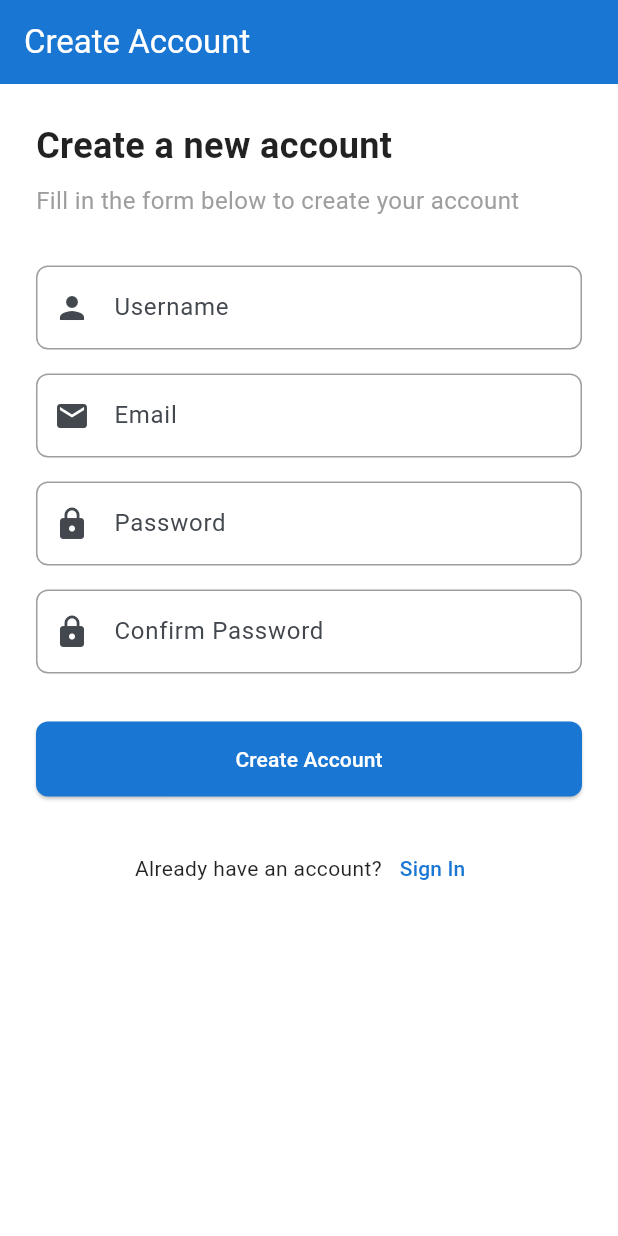
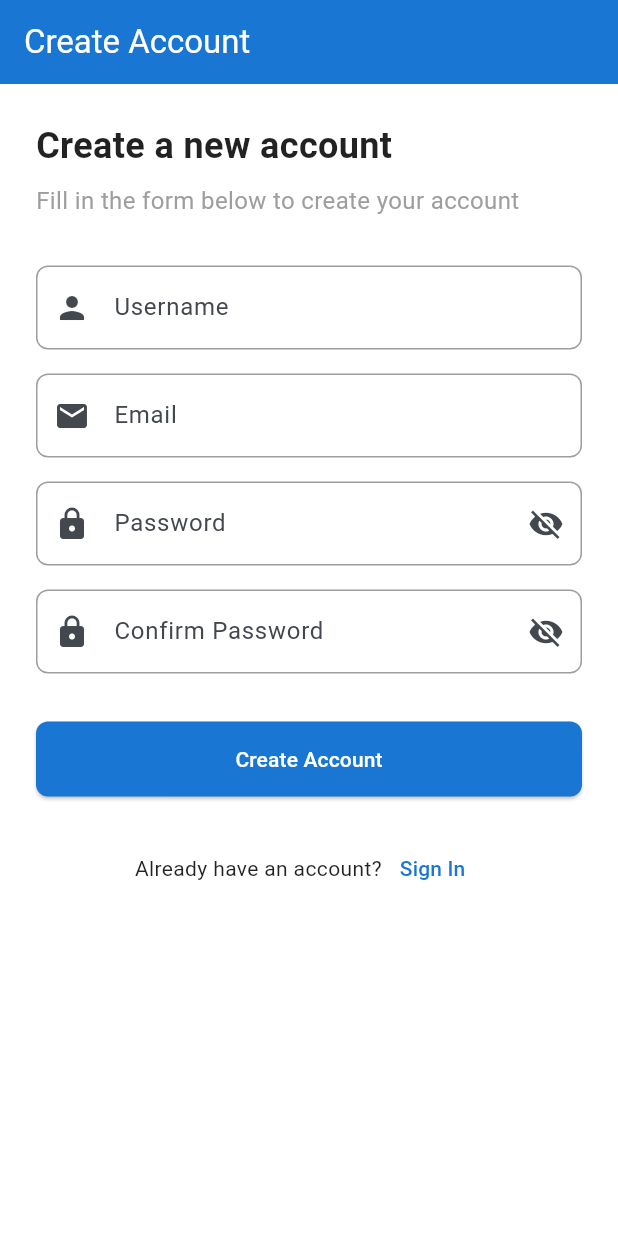
Before and after one commit to Catskill909/wordpress-login, a Flutter app: the screen it shows after launch, after a tap on "Sign Up", on a phone screen of 412 x 824 dp. Run offline on Flutter 3.47's test engine with Material 3 defaults, Android fonts, the phone set to English and light mode, and no system bars; drawn by our look-alikes of flutter_form_builder; our stand-ins replace dartz, dio, equatable, flutter_bloc, flutter_secure_storage, form_builder_validators and 3 more; accounts and stored records are empty.

Commit message:
added eye icons to password fields

```diff
--- a/wordpress_app/lib/presentation/pages/login_page.dart
+++ b/wordpress_app/lib/presentation/pages/login_page.dart
@@ -7,10 +7,16 @@ import 'package:wordpress_app/domain/blocs/auth/auth_bloc.dart';
 import 'package:wordpress_app/domain/blocs/auth/auth_event.dart';
 import 'package:wordpress_app/domain/blocs/auth/auth_state.dart';
 
-class LoginPage extends StatelessWidget {
-  LoginPage({super.key});
+class LoginPage extends StatefulWidget {
+  const LoginPage({super.key});
 
+  @override
+  State<LoginPage> createState() => _LoginPageState();
+}
+
+class _LoginPageState extends State<LoginPage> {
   final _formKey = GlobalKey<FormBuilderState>();
+  bool _obscurePassword = true;
 
   @override
   Widget build(BuildContext context) {
@@ -75,11 +81,23 @@ class LoginPage extends StatelessWidget {
                         const SizedBox(height: 16),
                         FormBuilderTextField(
                           name: 'password',
-                          decoration: const InputDecoration(
+                          decoration: InputDecoration(
                             labelText: 'Password',
-                            prefixIcon: Icon(Icons.lock),
+                            prefixIcon: const Icon(Icons.lock),
+                            suffixIcon: IconButton(
+                              icon: Icon(
+                                _obscurePassword
+                                    ? Icons.visibility_off
+                                    : Icons.visibility,
+                              ),
+                              onPressed: () {
+                                setState(() {
+                                  _obscurePassword = !_obscurePassword;
+                                });
+                              },
+                            ),
                           ),
-                          obscureText: true,
+                          obscureText: _obscurePassword,
                           validator: FormBuilderValidators.compose([
                             FormBuilderValidators.required(),
                             FormBuilderValidators.minLength(6),
--- a/wordpress_app/lib/presentation/pages/register_page.dart
+++ b/wordpress_app/lib/presentation/pages/register_page.dart
@@ -7,10 +7,17 @@ import 'package:wordpress_app/domain/blocs/auth/auth_bloc.dart';
 import 'package:wordpress_app/domain/blocs/auth/auth_event.dart';
 import 'package:wordpress_app/domain/blocs/auth/auth_state.dart';
 
-class RegisterPage extends StatelessWidget {
-  RegisterPage({super.key});
+class RegisterPage extends StatefulWidget {
+  const RegisterPage({super.key});
 
+  @override
+  State<RegisterPage> createState() => _RegisterPageState();
+}
+
+class _RegisterPageState extends State<RegisterPage> {
   final _formKey = GlobalKey<FormBuilderState>();
+  bool _obscurePassword = true;
+  bool _obscureConfirmPassword = true;
 
   @override
   Widget build(BuildContext context) {
@@ -81,11 +88,23 @@ class RegisterPage extends StatelessWidget {
                       const SizedBox(height: 16),
                       FormBuilderTextField(
                         name: 'password',
-                        decoration: const InputDecoration(
+                        decoration: InputDecoration(
                           labelText: 'Password',
-                          prefixIcon: Icon(Icons.lock),
+                          prefixIcon: const Icon(Icons.lock),
+                          suffixIcon: IconButton(
+                            icon: Icon(
+                              _obscurePassword
+                                  ? Icons.visibility_off
+                                  : Icons.visibility,
+                            ),
+                            onPressed: () {
+                              setState(() {
+                                _obscurePassword = !_obscurePassword;
+                              });
+                            },
+                          ),
                         ),
-                        obscureText: true,
+                        obscureText: _obscurePassword,
                         validator: FormBuilderValidators.compose([
                           FormBuilderValidators.required(),
                           FormBuilderValidators.minLength(6),
@@ -94,11 +113,24 @@ class RegisterPage extends StatelessWidget {
                       const SizedBox(height: 16),
                       FormBuilderTextField(
                         name: 'confirmPassword',
-                        decoration: const InputDecoration(
+                        decoration: InputDecoration(
                           labelText: 'Confirm Password',
-                          prefixIcon: Icon(Icons.lock),
+                          prefixIcon: const Icon(Icons.lock),
+                          suffixIcon: IconButton(
+                            icon: Icon(
+                              _obscureConfirmPassword
+                                  ? Icons.visibility_off
+                                  : Icons.visibility,
+                            ),
+                            onPressed: () {
+                              setState(() {
+                                _obscureConfirmPassword =
+                                    !_obscureConfirmPassword;
+                              });
+                            },
+                          ),
                         ),
-                        obscureText: true,
+                        obscureText: _obscureConfirmPassword,
                         validator: FormBuilderValidators.compose([
                           FormBuilderValidators.required(),
                           (value) {
```
